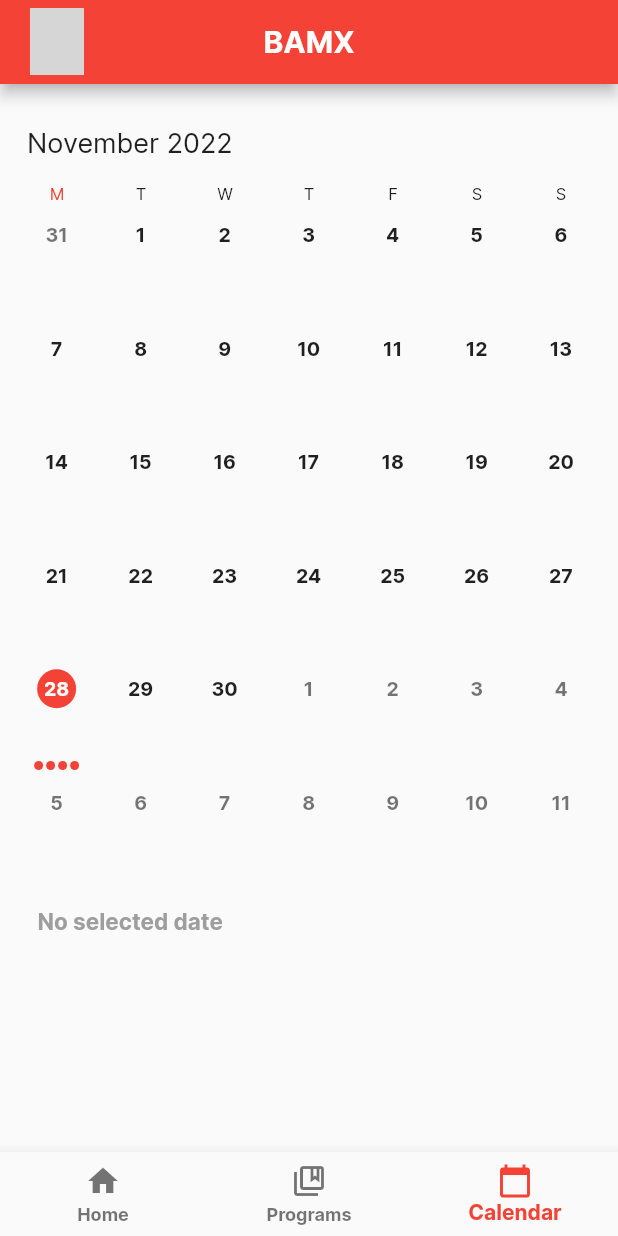
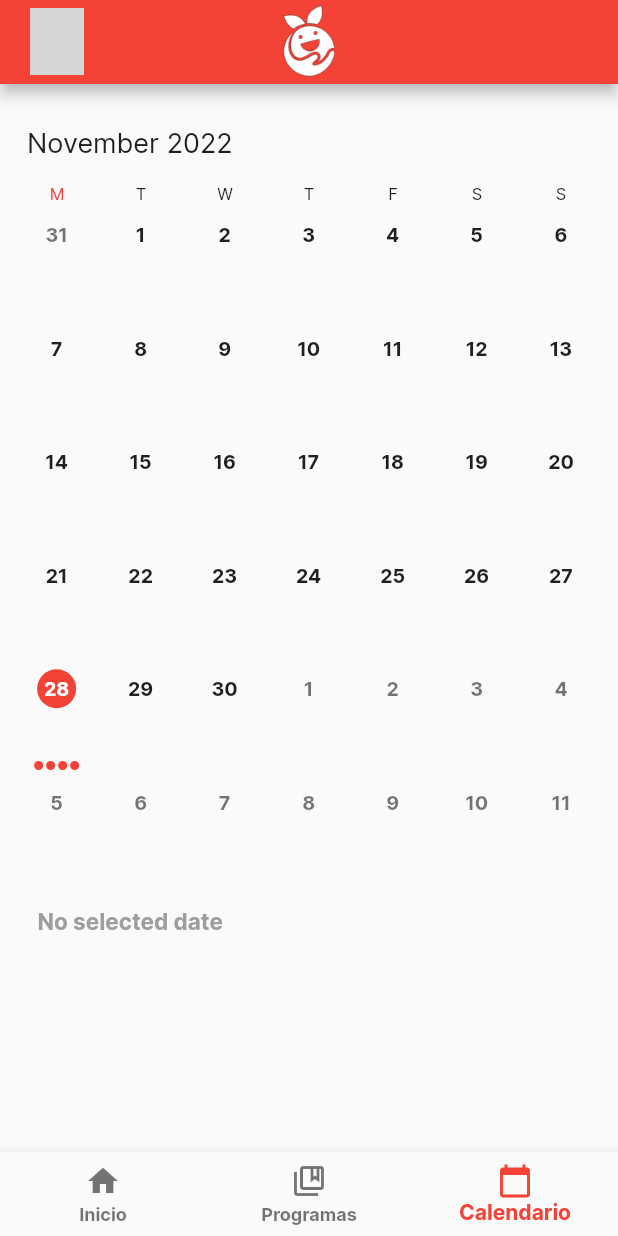
Before and after one commit to sant-gdc/BAMX, a Flutter app: the screen it shows after launch, item 3 of the bottom bar chosen, on a phone screen of 412 x 824 dp. Run offline on Flutter 3.47's test engine with Material 2 defaults, Android fonts, the phone set to English and light mode, and no system bars; drawn by our look-alikes of syncfusion_flutter_calendar; missing offline and left inert: syncfusion_localizations; network calls fail; grey boxes are pictures that could not be loaded.

Commit message:
Adding BAMX image
BAMX image in title

```diff
--- a/bamx_app/lib/main.dart
+++ b/bamx_app/lib/main.dart
@@ -85,14 +85,15 @@ class _MyHomePageState extends State<MyHomePage> {
   Widget build(BuildContext context) {
     return Scaffold(
       appBar: AppBar(
-        centerTitle: true,
-        leading: Container(
-            padding: EdgeInsets.only(left: 20, top: 5),
-            child: buildPPbubble(context)),
-        title: Text(
-          'BAMX',
-        ),
-      ),
+          centerTitle: true,
+          leading: Container(
+              padding: EdgeInsets.only(left: 20, top: 5),
+              child: buildPPbubble(context)),
+          title: Image.asset(
+            'assets/images/bamx_logo.png',
+            fit: BoxFit.cover,
+            height: 50,
+          )),
       body: Center(
         child: _widgetOptions.elementAt(_selectedIndex),
       ),
@@ -100,13 +101,13 @@ class _MyHomePageState extends State<MyHomePage> {
         items: [
           const BottomNavigationBarItem(
             icon: Icon(Icons.home),
-            label: 'Home',
+            label: 'Inicio',
           ),
           const BottomNavigationBarItem(
               icon: Icon(Icons.collections_bookmark_outlined),
-              label: 'Programs'),
+              label: 'Programas'),
           const BottomNavigationBarItem(
-              icon: Icon(Icons.calendar_today), label: 'Calendar'),
+              icon: Icon(Icons.calendar_today), label: 'Calendario'),
         ],
         currentIndex: _selectedIndex,
         onTap: _onViewTappedIcon,
--- a/bamx_app/pubspec.yaml
+++ b/bamx_app/pubspec.yaml
@@ -66,6 +66,7 @@ flutter:
   uses-material-design: true
   assets:
     - assets/images/waiting.png
+    - assets/images/bamx_logo.png
 
   # An image asset can refer to one or more resolution-specific "variants", see
   # https://flutter.dev/assets-and-images/#resolution-aware
```
Also changed, not shown: bamx_app/assets/images/bamx_logo.png (added).
